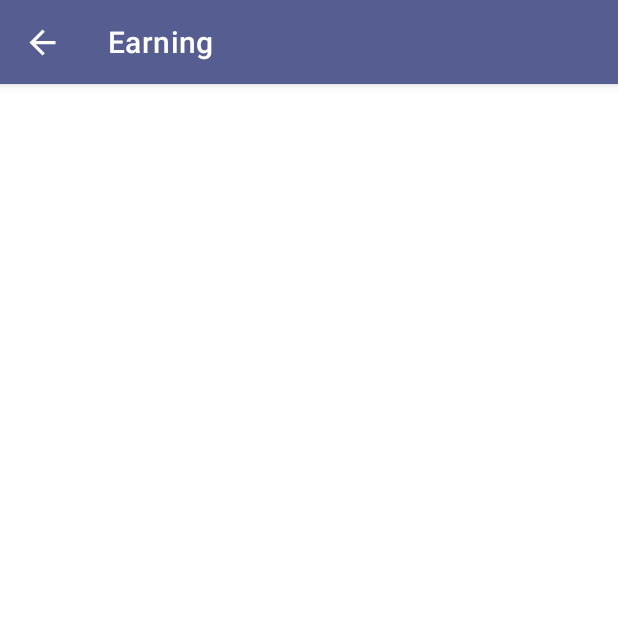
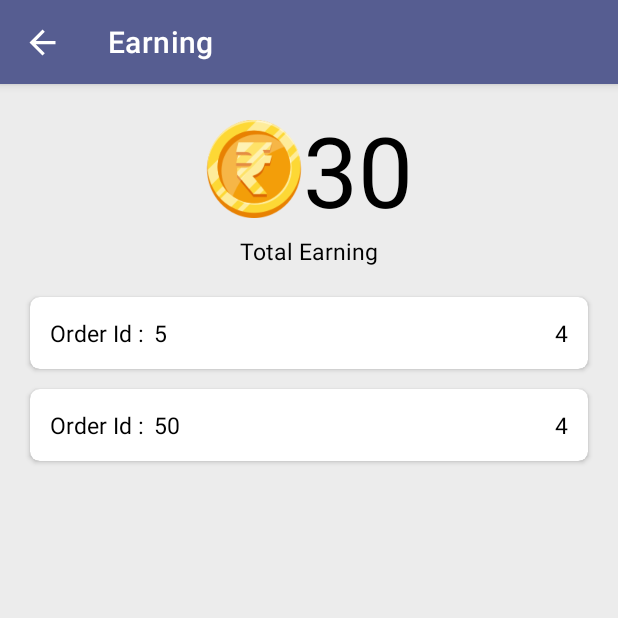
Before and after one commit to chhimparenu/GroFast_Vendor, an Android app: the EarningPage screen opened directly, with no data from a screen before it, on a phone screen of 412 x 824 dp, the top half of it. Run offline under Robolectric (Android 15) with nearby library versions, the phone set to English and light mode, and no system bars; our stand-ins replace sdp/ssp sizes.

Commit message:
earning page design set with adapter

```diff
--- /dev/null
+++ b/app/src/main/java/com/wits/grofast_vendor/Adapter/EarningAdapter.java
@@ -0,0 +1,53 @@
+package com.wits.grofast_vendor.Adapter;
+
+import android.content.Context;
+import android.view.LayoutInflater;
+import android.view.View;
+import android.view.ViewGroup;
+import android.widget.TextView;
+
+import androidx.annotation.NonNull;
+import androidx.recyclerview.widget.RecyclerView;
+
+import com.wits.grofast_vendor.R;
+
+import java.util.List;
+import java.util.Map;
+
+public class EarningAdapter extends RecyclerView.Adapter<EarningAdapter.ViewHolder> {
+    private List<Map<String, Object>> earningitem;
+    private Context context;
+
+    public EarningAdapter(Context context, List<Map<String, Object>> earningitem) {
+        this.context = context;
+        this.earningitem = earningitem;
+    }
+
+    @NonNull
+    @Override
+    public EarningAdapter.ViewHolder onCreateViewHolder(@NonNull ViewGroup parent, int viewType) {
+        return new ViewHolder(LayoutInflater.from(parent.getContext()).inflate(R.layout.earning_layout, parent, false));
+    }
+
+    @Override
+    public void onBindViewHolder(@NonNull EarningAdapter.ViewHolder holder, int position) {
+        Map<String, Object> item = earningitem.get(position);
+        holder.oredr_id.setText((String) item.get("Id"));
+        holder.order_amount.setText((String) item.get("Amount"));
+    }
+
+    @Override
+    public int getItemCount() {
+        return earningitem.size();
+    }
+
+    public class ViewHolder extends RecyclerView.ViewHolder {
+        TextView oredr_id, order_amount;
+
+        public ViewHolder(@NonNull View itemView) {
+            super(itemView);
+            oredr_id = itemView.findViewById(R.id.earning_order_id);
+            order_amount = itemView.findViewById(R.id.earning_order_amount);
+        }
+    }
+}
--- a/app/src/main/java/com/wits/grofast_vendor/Details/EarningPage.java
+++ b/app/src/main/java/com/wits/grofast_vendor/Details/EarningPage.java
@@ -4,15 +4,23 @@ import android.os.Bundle;
 import android.view.MenuItem;
 import android.view.WindowManager;
 
-import androidx.activity.EdgeToEdge;
 import androidx.appcompat.app.AppCompatActivity;
-import androidx.core.graphics.Insets;
-import androidx.core.view.ViewCompat;
-import androidx.core.view.WindowInsetsCompat;
+import androidx.recyclerview.widget.LinearLayoutManager;
+import androidx.recyclerview.widget.RecyclerView;
 
+import com.wits.grofast_vendor.Adapter.EarningAdapter;
 import com.wits.grofast_vendor.R;
 
+import java.util.ArrayList;
+import java.util.HashMap;
+import java.util.List;
+import java.util.Map;
+
 public class EarningPage extends AppCompatActivity {
+    RecyclerView recyclerView;
+    EarningAdapter earningAdapter;
+    LinearLayoutManager linearLayoutManager;
+    List<Map<String, Object>> item;
 
     @Override
     protected void onCreate(Bundle savedInstanceState) {
@@ -23,6 +31,29 @@ public class EarningPage extends AppCompatActivity {
         getSupportActionBar().setHomeAsUpIndicator(R.drawable.back);
         setContentView(R.layout.activity_earning_page);
 
+        //Resent Cart Item
+        recyclerView = findViewById(R.id.total_earning_recycleview);
+        linearLayoutManager = new LinearLayoutManager(getApplicationContext(), LinearLayoutManager.VERTICAL, false);
+        recyclerView.setLayoutManager(linearLayoutManager);
+        item = new ArrayList<>();
+        loadItem();
+        earningAdapter = new EarningAdapter(getApplicationContext(), item);
+        recyclerView.setAdapter(earningAdapter);
+
+
+    }
+
+    private void loadItem() {
+        Map<String, Object> item1 = new HashMap<>();
+        item1.put("Id", "5");
+        item1.put("Amount", "4");
+
+        Map<String, Object> item2 = new HashMap<>();
+        item2.put("Id", "50");
+        item2.put("Amount", "4");
+
+        item.add(item1);
+        item.add(item2);
     }
 
     @Override
--- a/app/src/main/res/layout/activity_earning_page.xml
+++ b/app/src/main/res/layout/activity_earning_page.xml
@@ -1,10 +1,47 @@
-<?xml version="1.0" encoding="utf-8"?>
-<androidx.constraintlayout.widget.ConstraintLayout xmlns:android="http://schemas.android.com/apk/res/android"
+<LinearLayout xmlns:android="http://schemas.android.com/apk/res/android"
     xmlns:app="http://schemas.android.com/apk/res-auto"
     xmlns:tools="http://schemas.android.com/tools"
     android:id="@+id/main"
     android:layout_width="match_parent"
     android:layout_height="match_parent"
+    android:background="@color/background_color"
+    android:orientation="vertical"
+    android:padding="@dimen/padding"
     tools:context=".Details.EarningPage">
 
-</androidx.constraintlayout.widget.ConstraintLayout>
+    <LinearLayout
+        android:layout_width="match_parent"
+        android:layout_height="wrap_content"
+        android:layout_gravity="center"
+        android:gravity="center"
+        android:orientation="horizontal">
+
+        <ImageView
+            android:layout_width="@dimen/_50sdp"
+            android:layout_height="@dimen/_50sdp"
+            android:src="@drawable/wallet_coin" />
+
+        <TextView
+            android:layout_width="wrap_content"
+            android:layout_height="wrap_content"
+            android:text="30"
+            android:textColor="@color/textview_text_color"
+            android:textSize="@dimen/_50sdp"/>
+
+    </LinearLayout>
+
+    <TextView
+        android:layout_width="wrap_content"
+        android:layout_height="wrap_content"
+        android:text="@string/total_earning"
+        android:layout_gravity="center"
+        android:textColor="@color/textview_text_color"
+        android:textSize="@dimen/hint_text_size"/>
+
+    <androidx.recyclerview.widget.RecyclerView
+        android:id="@+id/total_earning_recycleview"
+        android:layout_width="match_parent"
+        android:layout_marginTop="@dimen/padding"
+        android:layout_height="match_parent" />
+
+</LinearLayout>
--- /dev/null
+++ b/app/src/main/res/layout/earning_layout.xml
@@ -0,0 +1,52 @@
+<?xml version="1.0" encoding="utf-8"?>
+<LinearLayout xmlns:android="http://schemas.android.com/apk/res/android"
+    android:layout_width="match_parent"
+    android:layout_height="wrap_content"
+    xmlns:app="http://schemas.android.com/apk/res-auto"
+    android:orientation="vertical">
+
+    <androidx.cardview.widget.CardView
+        android:layout_width="match_parent"
+        android:layout_height="match_parent"
+        app:cardBackgroundColor="@color/white"
+        android:layout_margin="@dimen/_5sdp"
+        app:cardCornerRadius="@dimen/card_corner_radius">
+
+        <LinearLayout
+            android:layout_width="match_parent"
+            android:layout_height="wrap_content"
+            android:layout_margin="@dimen/padding"
+            android:orientation="horizontal">
+
+            <TextView
+                android:layout_width="wrap_content"
+                android:layout_height="wrap_content"
+                android:text="@string/order_id"
+                android:textColor="@color/textview_text_color"
+                android:textSize="@dimen/hint_text_size" />
+
+            <TextView
+                android:id="@+id/earning_order_id"
+                android:layout_width="match_parent"
+                android:layout_height="wrap_content"
+                android:layout_weight="1"
+                android:layout_marginStart="@dimen/_5sdp"
+                android:text="hello"
+                android:textColor="@color/textview_text_color"
+                android:textSize="@dimen/hint_text_size" />
+
+            <TextView
+                android:id="@+id/earning_order_amount"
+                android:layout_width="match_parent"
+                android:layout_height="wrap_content"
+                android:layout_weight="1"
+                android:gravity="end"
+                android:text="hello"
+                android:textColor="@color/textview_text_color"
+                android:textSize="@dimen/hint_text_size" />
+
+        </LinearLayout>
+
+    </androidx.cardview.widget.CardView>
+
+</LinearLayout>
```
Also changed, not shown: app/src/main/res/drawable/wallet_coin.png (added).
